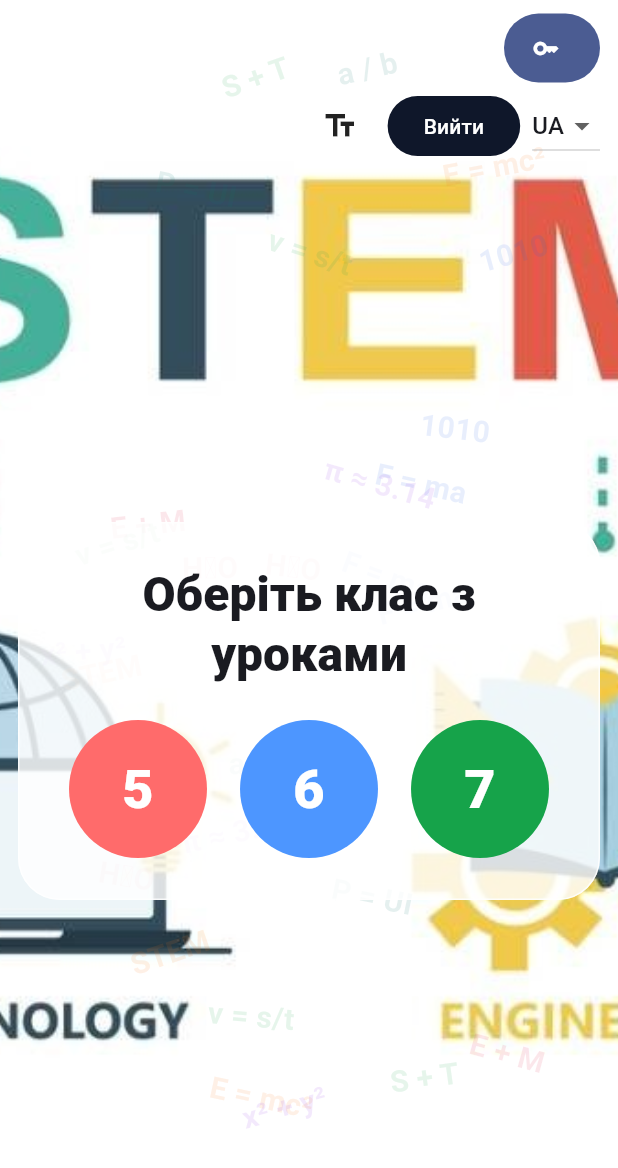
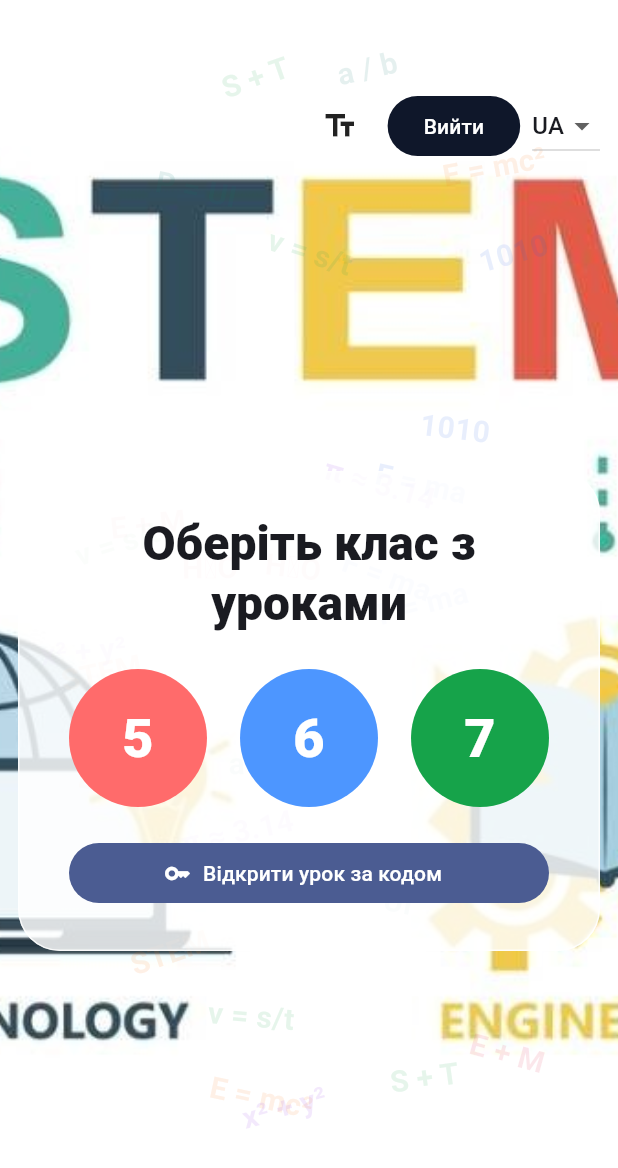
Before and after one commit to TheMichelangelo/tardis, a Flutter app: the HomePage screen opened directly with empty values, on a phone screen of 412 x 824 dp. Shown: the top 1168 px of the screen. Run offline on Flutter 3.47's test engine with Material 3 defaults, Android fonts, the phone set to English and light mode, and no system bars; our stand-ins replace file_picker, pdf, printing, shared_preferences, sqflite, youtube_player_iframe; missing offline and left inert: bcrypt; accounts and stored records are empty.

Commit message:
Move enter code button

```diff
--- a/lib/features/home/home_page.dart
+++ b/lib/features/home/home_page.dart
@@ -92,15 +92,7 @@ class HomePage extends StatelessWidget {
                           ),
                         ),
                       Positioned(
-                        top: 8,
-                        right: 12,
-                        child: _OpenLessonCodeButton(
-                          compact: compact,
-                          onPressed: () => _showLessonCodeDialog(context),
-                        ),
-                      ),
-                      Positioned(
-                        top: 60,
+                        top: compact ? 60 : 8,
                         right: 12,
                         child: AnimatedBuilder(
                           animation: authController,
@@ -201,24 +193,62 @@ class HomePage extends StatelessWidget {
                                                 ),
                                           ),
                                           const SizedBox(height: 24),
+                                          LayoutBuilder(
+                                            builder: (context, constraints) {
+                                              final optionRowWidth = math.min(
+                                                constraints.maxWidth,
+                                                3 * 92 * readingScale(context) +
+                                                    44,
+                                              );
+                                              return SizedBox(
+                                                width: optionRowWidth,
+                                                child: Column(
+                                                  crossAxisAlignment:
+                                                      CrossAxisAlignment
+                                                          .stretch,
+                                                  children: [
                                                     const Wrap(
                                                       spacing: 22,
                                                       runSpacing: 16,
-                                            alignment: WrapAlignment.center,
+                                                      alignment:
+                                                          WrapAlignment.center,
                                                       children: [
                                                         _ClassButton(
                                                           number: 5,
-                                                color: Color(0xffff6b6b),
+                                                          color:
+                                                              Color(0xffff6b6b),
                                                         ),
                                                         _ClassButton(
                                                           number: 6,
-                                                color: Color(0xff4d96ff),
+                                                          color:
+                                                              Color(0xff4d96ff),
                                                         ),
                                                         _ClassButton(
                                                           number: 7,
-                                                color: Color(0xff16a34a),
+                                                          color:
+                                                              Color(0xff16a34a),
                                                         ),
                                                       ],
+                                                    ),
+                                                    const SizedBox(height: 20),
+                                                    FilledButton.icon(
+                                                      key: const Key(
+                                                        'show-lesson-code-dialog',
+                                                      ),
+                                                      onPressed: () =>
+                                                          _showLessonCodeDialog(
+                                                              context),
+                                                      icon:
+                                                          const Icon(Icons.key),
+                                                      label:
+                                                          Text(AppStrings.get(
+                                                        'openByCode',
+                                                      )),
+                                                    ),
+                                                  ],
+                                                ),
+                                              );
+                                            },
                                           ),
                                         ],
                                       ),
@@ -252,31 +282,6 @@ class _StemImageBackground extends StatelessWidget {
           key: const Key('home-stem-image'),
           fit: BoxFit.cover,
           alignment: Alignment.center,
-        ),
-      );
-}
-
-class _OpenLessonCodeButton extends StatelessWidget {
-  const _OpenLessonCodeButton({required this.compact, required this.onPressed});
-
-  final bool compact;
-  final VoidCallback onPressed;
-
-  @override
-  Widget build(BuildContext context) => Tooltip(
-        message: AppStrings.get('openByCode'),
-        child: FilledButton.icon(
-          key: const Key('show-lesson-code-dialog'),
-          onPressed: onPressed,
-          icon: const Icon(Icons.key),
-          label: compact
-              ? const SizedBox.shrink()
-              : Text(AppStrings.get('openByCode')),
-          style: FilledButton.styleFrom(
-            padding: compact
-                ? const EdgeInsets.symmetric(horizontal: 14, vertical: 14)
-                : null,
-          ),
         ),
       );
 }
```
Lines whose indentation alone changed are shown as unchanged.
